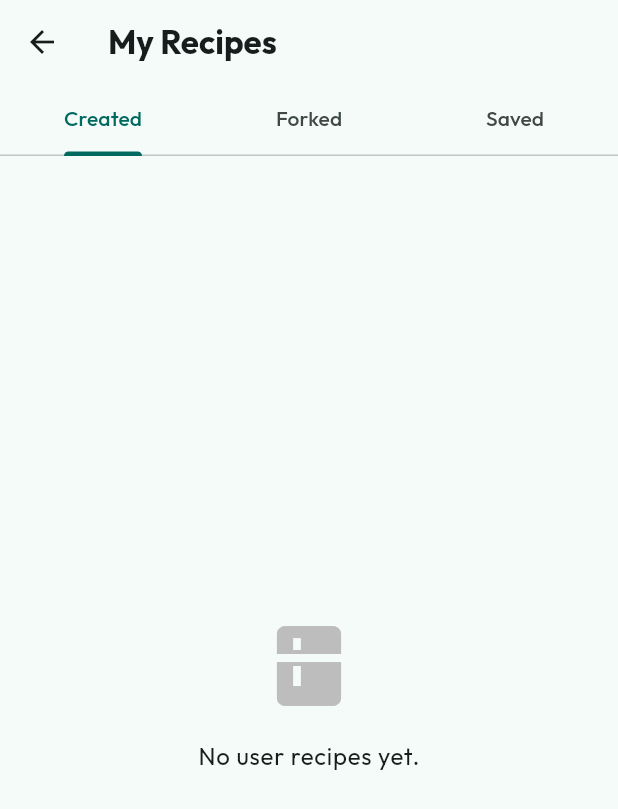
After one commit to nlelouche/gastronomic-os, a Flutter app: the DashboardPage screen opened directly, after a tap on "My Recipes", on a phone screen of 412 x 824 dp. The commit adds this screen. Shown: the top 809 px of the screen. Run offline on Flutter 3.47's test engine with Material 3 defaults, Android fonts, the phone set to English and light mode, and no system bars; our stand-ins replace bloc, equatable, flutter_animate, flutter_bloc, get_it, google_fonts and 5 more; missing offline and left inert: inflection3, shadcn_ui; accounts and stored records are empty; network calls fail.

Commit message:
improvements for recipes forks

```diff
--- a/lib/features/home/presentation/pages/dashboard_page.dart
+++ b/lib/features/home/presentation/pages/dashboard_page.dart
@@ -10,6 +10,8 @@ import 'package:gastronomic_os/features/recipes/presentation/pages/recipes_page.
 import 'package:gastronomic_os/features/settings/presentation/pages/settings_page.dart';
 import 'package:google_fonts/google_fonts.dart';
 import 'package:gastronomic_os/features/planner/presentation/pages/planner_page.dart';
+import 'package:gastronomic_os/features/planner/presentation/pages/planner_page.dart';
+import 'package:gastronomic_os/features/recipes/presentation/pages/my_recipes_page.dart'; // Phase 3.2
 import 'package:gastronomic_os/l10n/generated/app_localizations.dart';
 
 class DashboardPage extends StatelessWidget {
@@ -99,6 +101,21 @@ class DashboardPage extends StatelessWidget {
                         delay: 500.ms,
                         onTap: () => Navigator.of(context).push(
                           MaterialPageRoute(builder: (context) => const RecipesPage()),
+                        ),
+                      ),
+
+                      const SizedBox(height: 16),
+
+                      // My Recipes (New)
+                      _buildFeatureCard(
+                        context,
+                        title: 'My Recipes', // TODO: Localize
+                        subtitle: 'Created, Forked, Saved', // TODO: Localize
+                        icon: Icons.bookmarks_rounded,
+                        color: Colors.amber, // Distinct color
+                        delay: 550.ms,
+                        onTap: () => Navigator.of(context).push(
+                          MaterialPageRoute(builder: (context) => const MyRecipesPage()),
                         ),
                       ),
 
--- a/lib/features/recipes/data/repositories/recipe_repository_impl.dart
+++ b/lib/features/recipes/data/repositories/recipe_repository_impl.dart
@@ -23,6 +23,63 @@ class RecipeRepositoryImpl implements IRecipeRepository {
     required this.supabaseClient,
     required this.cacheService,
   });
+
+  // Phase 3.2: My Recipes & Bookmarks Support
+  @override
+  Future<(Failure?, List<Recipe>?)> getMyRecipes({bool isFork = false}) async {
+    try {
+      final userId = supabaseClient.auth.currentUser?.id;
+      if (userId == null) {
+          return (AuthFailure('User not logged in', context: ErrorContext.repository('getMyRecipes')), null);
+      }
+      // Fetch user's recipes (Created or Forked)
+      final result = await remoteDataSource.getRecipes(
+        limit: 100, // Fetch more for personal list
+        authorId: userId,
+        isFork: isFork,
+      );
+      return (null, result);
+    } catch (e, s) {
+      return (ExceptionHandler.handle(e, stackTrace: s, context: ErrorContext.repository('getMyRecipes')), null);
+    }
+  }
+
+  @override
+  Future<(Failure?, List<Recipe>?)> getSavedRecipes() async {
+     try {
+      final userId = supabaseClient.auth.currentUser?.id;
+      if (userId == null) {
+          return (AuthFailure('User not logged in', context: ErrorContext.repository('getSavedRecipes')), null);
+      }
+      final result = await remoteDataSource.getRecipes(
+        limit: 100,
+        onlySaved: true,
+      );
+      return (null, result);
+    } catch (e, s) {
+      return (ExceptionHandler.handle(e, stackTrace: s, context: ErrorContext.repository('getSavedRecipes')), null);
+    }
+  }
+
+  @override
+  Future<(Failure?, void)> toggleSaveRecipe(String recipeId) async {
+    try {
+      await remoteDataSource.toggleSaveRecipe(recipeId);
+      return (null, null);
+    } catch (e, s) {
+       return (ExceptionHandler.handle(e, stackTrace: s, context: ErrorContext.repository('toggleSaveRecipe')), null);
+    }
+  }
+
+  @override
+  Future<(Failure?, bool)> isRecipeSaved(String recipeId) async {
+    try {
+      final result = await remoteDataSource.isRecipeSaved(recipeId);
+      return (null, result);
+    } catch (e, s) {
+       return (ExceptionHandler.handle(e, stackTrace: s, context: ErrorContext.repository('isRecipeSaved')), false);
+    }
+  }
 
   @override
   Future<(Failure?, List<Recipe>?)> getRecipes({int limit = 20, int offset = 0, String? query, List<String>? excludedTags}) async {
--- a/lib/features/recipes/domain/repositories/i_recipe_repository.dart
+++ b/lib/features/recipes/domain/repositories/i_recipe_repository.dart
@@ -9,6 +9,12 @@ abstract class IRecipeRepository {
   Future<(Failure?, List<Recipe>?)> getDashboardSuggestions({int limit = 10});
   Future<(Failure?, Recipe?)> createRecipe(Recipe recipe);
   Future<(Failure?, Recipe?)> forkRecipe(String originalRecipeId, String newTitle);
+
+  // Phase 3.2: My Recipes & Bookmarks
+  Future<(Failure?, List<Recipe>?)> getMyRecipes({bool isFork = false});
+  Future<(Failure?, List<Recipe>?)> getSavedRecipes();
+  Future<(Failure?, bool)> isRecipeSaved(String recipeId);
+  Future<(Failure?, void)> toggleSaveRecipe(String recipeId);
 
   // Commits
   Future<(Failure?, List<Commit>?)> getCommits(String recipeId);
--- /dev/null
+++ b/lib/features/recipes/presentation/bloc/my_recipes_cubit.dart
@@ -0,0 +1,36 @@
+import 'package:flutter_bloc/flutter_bloc.dart';
+import 'package:gastronomic_os/features/recipes/domain/repositories/i_recipe_repository.dart';
+import 'package:gastronomic_os/features/recipes/presentation/bloc/my_recipes_state.dart';
+
+class MyRecipesCubit extends Cubit<MyRecipesState> {
+  final IRecipeRepository repository;
+
+  MyRecipesCubit(this.repository) : super(MyRecipesInitial());
+
+  Future<void> loadMyRecipes() async {
+    emit(MyRecipesLoading());
+
+    // Execute fetches in parallel for performance
+    final results = await Future.wait([
+      repository.getMyRecipes(isFork: false), // Created
+      repository.getMyRecipes(isFork: true),  // Forked
+      repository.getSavedRecipes(),           // Saved
+    ]);
+
+    final createdResult = results[0];
+    final forkedResult = results[1];
+    final savedResult = results[2];
+
+    // Check for errors (fail if any critical fetch fails)
+    if (createdResult.$1 != null) {
+        emit(MyRecipesError(createdResult.$1!.message));
+        return;
+    }
+
+    emit(MyRecipesLoaded(
+      createdRecipes: createdResult.$2 ?? [],
+      forkedRecipes: forkedResult.$2 ?? [],
+      savedRecipes: savedResult.$2 ?? [],
+    ));
+  }
+}
--- /dev/null
+++ b/lib/features/recipes/presentation/bloc/my_recipes_state.dart
@@ -0,0 +1,49 @@
+import 'package:equatable/equatable.dart';
+import 'package:gastronomic_os/features/recipes/domain/entities/recipe.dart';
+
+abstract class MyRecipesState extends Equatable {
+  const MyRecipesState();
+
+  @override
+  List<Object> get props => [];
+}
+
+class MyRecipesInitial extends MyRecipesState {}
+
+class MyRecipesLoading extends MyRecipesState {}
+
+class MyRecipesLoaded extends MyRecipesState {
+  final List<Recipe> createdRecipes;
+  final List<Recipe> forkedRecipes;
+  final List<Recipe> savedRecipes;
+
+  const MyRecipesLoaded({
+    this.createdRecipes = const [],
+    this.forkedRecipes = const [],
+    this.savedRecipes = const [],
+  });
+
+  @override
+  List<Object> get props => [createdRecipes, forkedRecipes, savedRecipes];
+
+  MyRecipesLoaded copyWith({
+    List<Recipe>? createdRecipes,
+    List<Recipe>? forkedRecipes,
+    List<Recipe>? savedRecipes,
+  }) {
+    return MyRecipesLoaded(
+      createdRecipes: createdRecipes ?? this.createdRecipes,
+      forkedRecipes: forkedRecipes ?? this.forkedRecipes,
+      savedRecipes: savedRecipes ?? this.savedRecipes,
+    );
+  }
+}
+
+class MyRecipesError extends MyRecipesState {
+  final String message;
+
+  const MyRecipesError(this.message);
+
+  @override
+  List<Object> get props => [message];
+}
--- /dev/null
+++ b/lib/features/recipes/presentation/pages/my_recipes_page.dart
@@ -0,0 +1,107 @@
+import 'package:flutter/material.dart';
+import 'package:flutter_bloc/flutter_bloc.dart';
+import 'package:gastronomic_os/core/widgets/ui_kit.dart';
+import 'package:gastronomic_os/features/recipes/presentation/bloc/my_recipes_cubit.dart';
+import 'package:gastronomic_os/features/recipes/presentation/bloc/my_recipes_state.dart';
+import 'package:gastronomic_os/features/recipes/presentation/pages/recipe_detail_page.dart';
+import 'package:gastronomic_os/features/recipes/presentation/widgets/recipe_card.dart';
+import 'package:gastronomic_os/features/recipes/domain/entities/recipe.dart';
+import 'package:gastronomic_os/init/injection_container.dart';
+import 'package:google_fonts/google_fonts.dart';
+
+class MyRecipesPage extends StatelessWidget {
+  const MyRecipesPage({super.key});
+
+  @override
+  Widget build(BuildContext context) {
+    return BlocProvider(
+      create: (context) => sl<MyRecipesCubit>()..loadMyRecipes(),
+      child: DefaultTabController(
+        length: 3,
+        child: Scaffold(
+          appBar: AppBar(
+            title: Text(
+              'My Recipes', // TODO: Localize
+              style: GoogleFonts.outfit(fontWeight: FontWeight.bold),
+            ),
+            bottom: const TabBar(
+              tabs: [
+                Tab(text: 'Created'), // TODO: Localize
+                Tab(text: 'Forked'),  // TODO: Localize
+                Tab(text: 'Saved'),   // TODO: Localize
+              ],
+            ),
+          ),
+          body: BlocBuilder<MyRecipesCubit, MyRecipesState>(
+            builder: (context, state) {
+              if (state is MyRecipesLoading) {
+                return const Center(child: CircularProgressIndicator());
+              } else if (state is MyRecipesError) {
+                return Center(child: Text('Error: ${state.message}'));
+              } else if (state is MyRecipesLoaded) {
+                return TabBarView(
+                  children: [
+                    _RecipeList(recipes: state.createdRecipes, emptyMessage: 'No user recipes yet.'),
+                    _RecipeList(recipes: state.forkedRecipes, emptyMessage: 'You haven\'t forked any recipes yet.'),
+                    _RecipeList(recipes: state.savedRecipes, emptyMessage: 'No saved recipes.'),
+                  ],
+                );
+              }
+              return const SizedBox.shrink();
+            },
+          ),
+        ),
+      ),
+    );
+  }
+}
+
+class _RecipeList extends StatelessWidget {
+  final List<Recipe> recipes;
+  final String emptyMessage;
+
+  const _RecipeList({required this.recipes, required this.emptyMessage});
+
+  @override
+  Widget build(BuildContext context) {
+    if (recipes.isEmpty) {
+      return Center(
+        child: Column(
+          mainAxisAlignment: MainAxisAlignment.center,
+          children: [
+            Icon(Icons.kitchen, size: 64, color: Colors.grey.shade400),
+            const SizedBox(height: 16),
+            Text(emptyMessage, style: Theme.of(context).textTheme.bodyLarge),
+          ],
+        ),
+      );
+    }
+
+    // Reuse similar grid/list logic from RecipesPage
+    // For simplicity, using ListView for now
+    return ListView.builder(
+      padding: const EdgeInsets.all(16),
+      itemCount: recipes.length,
+      itemBuilder: (context, index) {
+        final recipe = recipes[index];
+        return Padding(
+          padding: const EdgeInsets.only(bottom: 16.0),
+          child: RecipeCard(
+            recipe: recipe,
+            onTap: () {
+              Navigator.push(
+                context,
+                MaterialPageRoute(builder: (_) => RecipeDetailPage(recipe: recipe)),
+              ).then((_) {
+                 // Refresh on return (in case of edit/delete/unsave)
+                 if (context.mounted) {
+                   context.read<MyRecipesCubit>().loadMyRecipes();
+                 }
+              });
+            },
+          ),
+        );
+      },
+    );
+  }
+}
--- a/lib/init/injection_container.dart
+++ b/lib/init/injection_container.dart
@@ -9,6 +9,7 @@ import 'package:gastronomic_os/features/recipes/data/datasources/recipe_remote_d
 import 'package:gastronomic_os/features/recipes/data/repositories/recipe_repository_impl.dart';
 import 'package:gastronomic_os/features/recipes/domain/repositories/i_recipe_repository.dart';
 import 'package:gastronomic_os/features/recipes/presentation/bloc/recipe_bloc.dart';
+import 'package:gastronomic_os/features/recipes/presentation/bloc/my_recipes_cubit.dart';
 import 'package:gastronomic_os/features/onboarding/data/datasources/onboarding_remote_datasource.dart';
 import 'package:gastronomic_os/features/onboarding/data/repositories/onboarding_repository_impl.dart';
 import 'package:gastronomic_os/features/onboarding/domain/repositories/i_onboarding_repository.dart';
@@ -51,6 +52,7 @@ Future<void> init() async {
     onboardingRepository: sl(),
     debugService: sl(),
   ));
+  sl.registerFactory(() => MyRecipesCubit(sl())); // Phase 3.2
   sl.registerFactory(() => OnboardingBloc(repository: sl()));
 
   // Onboarding Feature
```
Also changed, not shown: lib/features/recipes/data/datasources/recipe_remote_datasource.dart (+159 -10 lines), lib/features/recipes/presentation/bloc/recipe_bloc.dart (+20 -1 lines), lib/features/recipes/presentation/bloc/recipe_state.dart (+10 -0 lines), lib/features/recipes/presentation/pages/recipe_detail_page.dart (+19 -2 lines), 1 other file.
